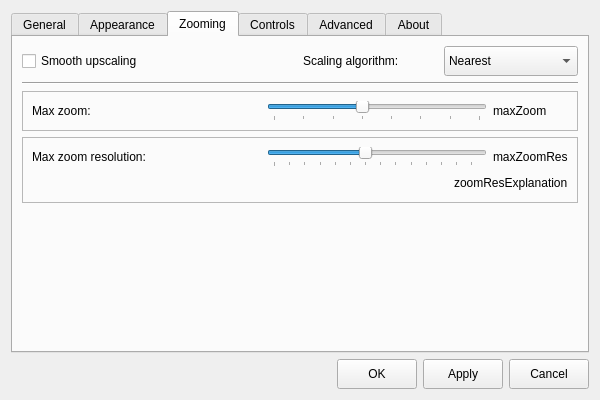
Qt form gui/settingsdialog.ui (do-i/thumbgrid) before a commit.
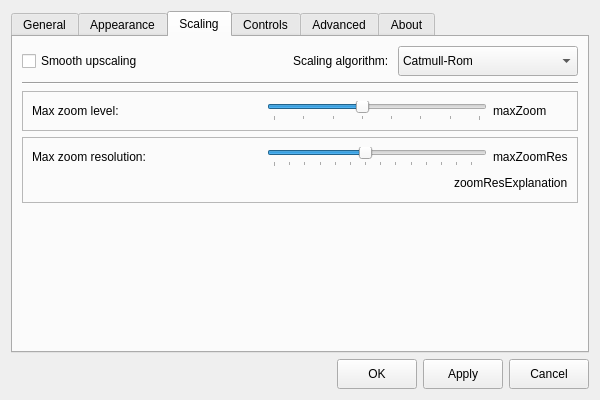
The same form after that commit. The open tabs and pages were chosen to show the change. Icons and pictures are not drawn. Custom widgets are drawn as their Qt base class.

The edit to the form file:
```diff
--- a/gui/settingsdialog.ui
+++ b/gui/settingsdialog.ui
@@ -757,7 +757,7 @@
      </widget>
      <widget class="QWidget" name="tab_6">
       <attribute name="title">
-       <string>Zooming</string>
+       <string>Scaling</string>
       </attribute>
       <layout class="QVBoxLayout" name="verticalLayout_11">
        <item>
@@ -806,12 +806,18 @@
              </property>
              <property name="minimumSize">
               <size>
-               <width>100</width>
+               <width>180</width>
                <height>30</height>
               </size>
              </property>
              <property name="toolTip">
-              <string>Someday this will work. Or not.</string>
+              <string/>
+             </property>
+             <property name="toolTipDuration">
+              <number>-1</number>
+             </property>
+             <property name="currentIndex">
+              <number>3</number>
              </property>
              <item>
               <property name="text">
@@ -877,7 +883,7 @@
                </size>
               </property>
               <property name="text">
-               <string>Max zoom:</string>
+               <string>Max zoom level:</string>
               </property>
              </widget>
             </item>
```
Left out of the diff: 3 changed lines with no effect on the pictures.
